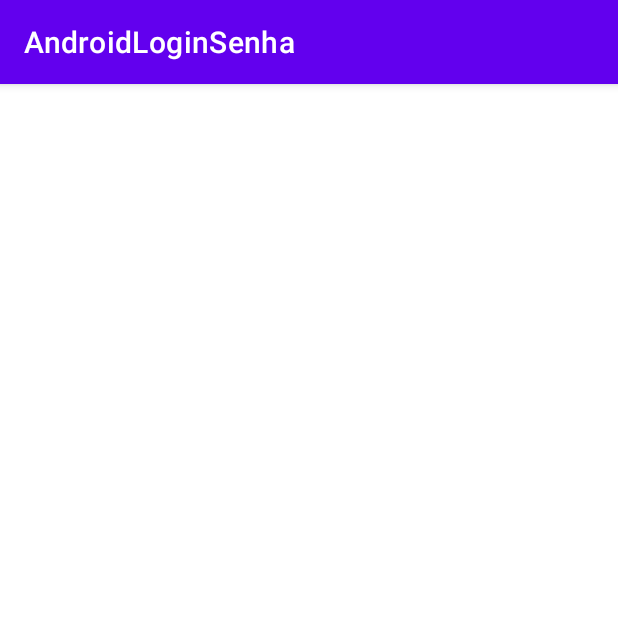
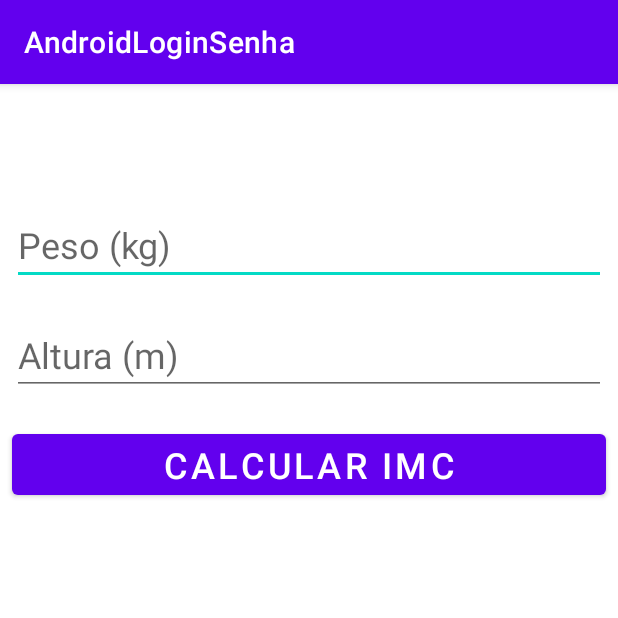
Before and after one commit to PhilippoRodrigues/aulas-android-interface, an Android app: the screen it shows after launch (HomeActivity), after a tap on "ACESSAR", on a phone screen of 412 x 824 dp, the top half of it. Run offline under Robolectric (Android 15) with nearby library versions, the phone set to English and light mode, and no system bars.

Commit message:
Cálculo IMC e formatação de decimal

```diff
--- a/app/src/main/AndroidManifest.xml
+++ b/app/src/main/AndroidManifest.xml
@@ -9,7 +9,8 @@
         android:roundIcon="@mipmap/ic_launcher_round"
         android:supportsRtl="true"
         android:theme="@style/Theme.AndroidLoginSenha">
-        <activity android:name=".HomeActivity"></activity>
+        <activity android:name=".ResultadoImcActivity"></activity>
+        <activity android:name=".HomeActivity" />
         <activity android:name=".MainActivity">
             <intent-filter>
                 <action android:name="android.intent.action.MAIN" />
--- a/app/src/main/java/br/edu/infnet/androidloginsenha/HomeActivity.kt
+++ b/app/src/main/java/br/edu/infnet/androidloginsenha/HomeActivity.kt
@@ -1,7 +1,9 @@
 package br.edu.infnet.androidloginsenha
 
+import android.content.Intent
 import androidx.appcompat.app.AppCompatActivity
 import android.os.Bundle
+import android.widget.Button
 import android.widget.TextView
 import br.edu.infnet.androidloginsenha.model.Usuario
 
@@ -11,6 +13,9 @@ class HomeActivity : AppCompatActivity() {
         setContentView(R.layout.activity_home)
 
         var textViewUsuarioNome = this.findViewById<TextView>(R.id.textViewUsuarioNome)
+        var btnCalcularImc = this.findViewById<Button>(R.id.btnCalcularIMC)
+        var usuarioPeso = this.findViewById<TextView>(R.id.editTextUsuarioPeso)
+        var usuarioAltura = this.findViewById<TextView>(R.id.editTextUsuarioAltura)
         //var usuarioNome = intent.getStringExtra("usuarioNome")
 
         //Obtém os dados do objeto que foram encapsulados na Activity de origem (MainActivity)
@@ -18,5 +23,19 @@ class HomeActivity : AppCompatActivity() {
 
         //Exibir o valor da variável nome que está encapsulado no objeto
         textViewUsuarioNome.text = usuario.nome
+
+        //Obter os valores de peso e altura quando clicar no botão "Calcular IMC"
+        btnCalcularImc.setOnClickListener {
+            var peso = usuarioPeso.text.toString()
+            var altura = usuarioAltura.text.toString()
+
+            //Converter os valores que estão em String para Float
+            usuario.peso = peso.toDouble()
+            usuario.altura = altura.toDouble()
+
+            var alterResultadoImc = Intent(this, ResultadoImcActivity::class.java)
+            alterResultadoImc.putExtra("usuario", usuario)
+            startActivity(alterResultadoImc)
+        }
     }
 }
--- a/app/src/main/java/br/edu/infnet/androidloginsenha/model/Usuario.kt
+++ b/app/src/main/java/br/edu/infnet/androidloginsenha/model/Usuario.kt
@@ -6,5 +6,16 @@ class Usuario (
     var nome: String,
     var idade: Int,
     var telefone: String,
-    var matricula: Int
-): Serializable
+    var matricula: Int,
+    var peso: Double = 0.0,
+    var altura: Double = 0.0,
+): Serializable {
+    override fun toString(): String {
+        return "Nome:\t$nome\n" +
+                "Idade: \t$idade\n" +
+                "Telefone: \t$telefone\n" +
+                "Matrícula: \t$matricula\n" +
+                "Peso: \t$peso\n" +
+                "Altura: \t$altura"
+    }
+}
--- a/app/src/main/res/layout/activity_home.xml
+++ b/app/src/main/res/layout/activity_home.xml
@@ -18,4 +18,47 @@
         app:layout_constraintEnd_toEndOf="parent"
         app:layout_constraintStart_toStartOf="parent"
         app:layout_constraintTop_toTopOf="parent" />
+
+    <EditText
+        android:id="@+id/editTextUsuarioPeso"
+        android:layout_width="0dp"
+        android:layout_height="wrap_content"
+        android:layout_marginStart="8dp"
+        android:layout_marginTop="20dp"
+        android:layout_marginEnd="8dp"
+        android:ems="10"
+        android:hint="Peso (kg)"
+        android:inputType="numberDecimal"
+        android:textSize="24sp"
+        app:layout_constraintEnd_toEndOf="parent"
+        app:layout_constraintStart_toStartOf="parent"
+        app:layout_constraintTop_toBottomOf="@+id/textViewUsuarioNome" />
+
+    <EditText
+        android:id="@+id/editTextUsuarioAltura"
+        android:layout_width="0dp"
+        android:layout_height="wrap_content"
+        android:layout_marginStart="8dp"
+        android:layout_marginTop="20dp"
+        android:layout_marginEnd="8dp"
+        android:ems="10"
+        android:hint="Altura (m)"
+        android:inputType="numberDecimal"
+        android:textSize="24sp"
+        app:layout_constraintEnd_toEndOf="parent"
+        app:layout_constraintStart_toStartOf="parent"
+        app:layout_constraintTop_toBottomOf="@+id/editTextUsuarioPeso" />
+
+    <Button
+        android:id="@+id/btnCalcularIMC"
+        android:layout_width="0dp"
+        android:layout_height="wrap_content"
+        android:layout_marginStart="8dp"
+        android:layout_marginTop="20dp"
+        android:layout_marginEnd="8dp"
+        android:text="Calcular IMC"
+        android:textSize="24sp"
+        app:layout_constraintEnd_toEndOf="parent"
+        app:layout_constraintStart_toStartOf="parent"
+        app:layout_constraintTop_toBottomOf="@+id/editTextUsuarioAltura" />
 </androidx.constraintlayout.widget.ConstraintLayout>
```
Also changed, not shown: app/src/main/java/br/edu/infnet/androidloginsenha/ResultadoImcActivity.kt (added, +38 -0 lines), app/src/main/res/layout/activity_resultado_imc.xml (added, +32 -0 lines).
